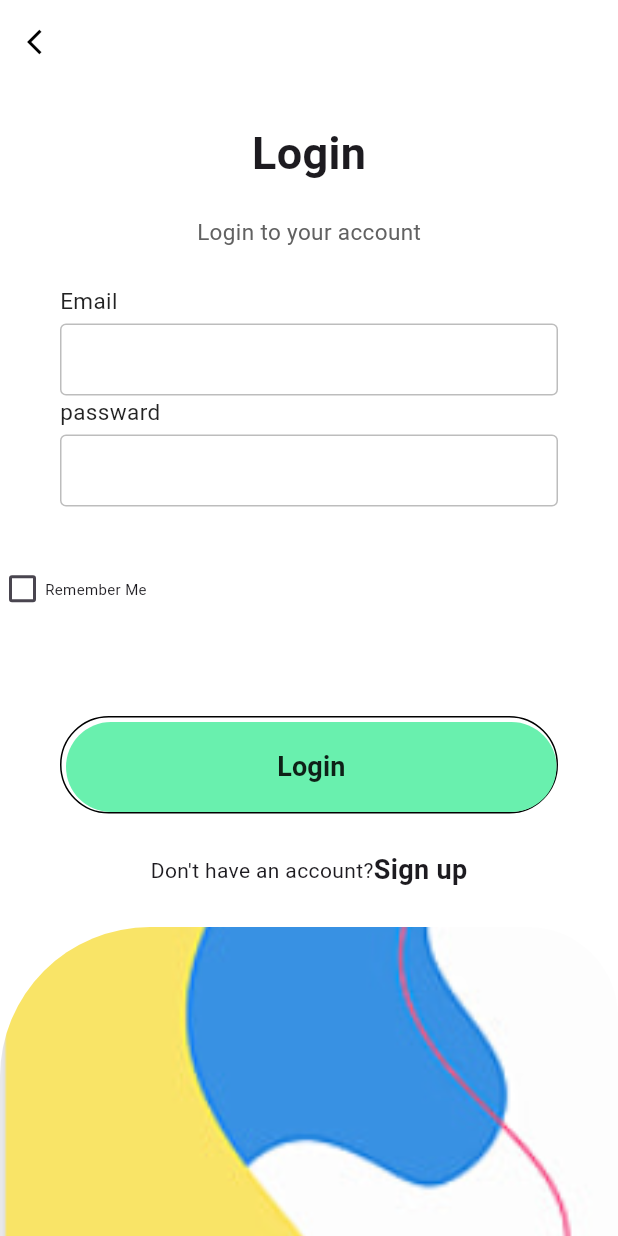
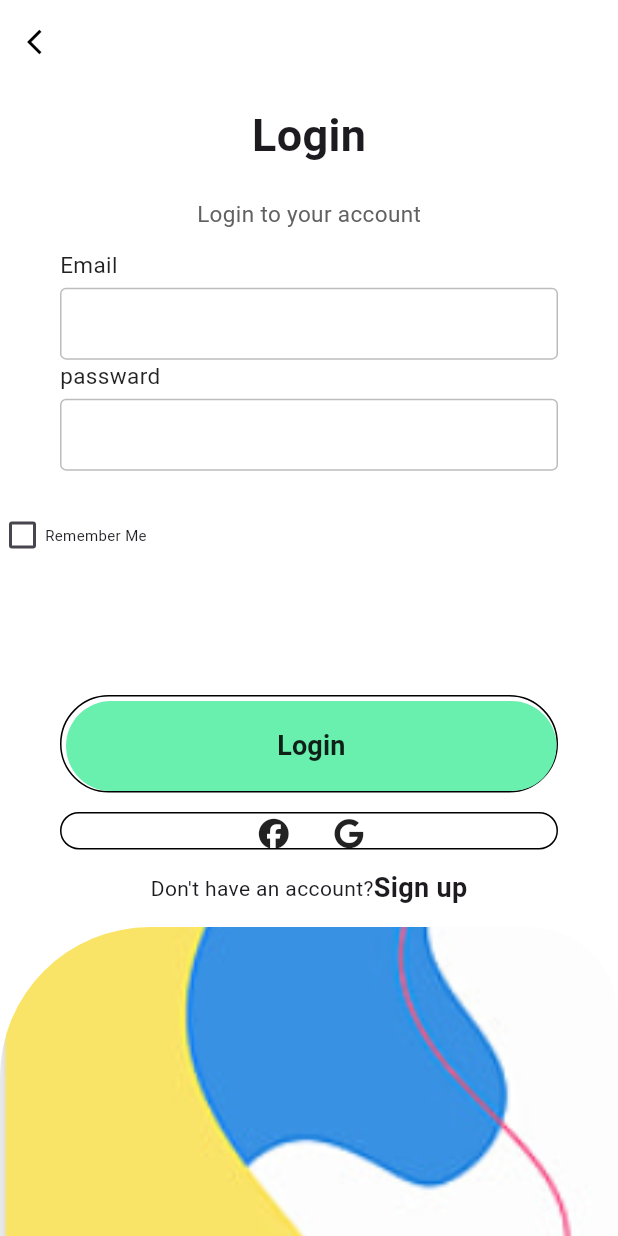
Before and after one commit to ShadenD/task1, a Flutter app: the screen it shows after launch, on a phone screen of 412 x 824 dp. Run offline on Flutter 3.47's test engine with Material 3 defaults, Android fonts, the phone set to English and light mode, and no system bars; our stand-ins replace animate_do, firebase_auth, firebase_core, flutter_pw_validator, font_awesome_flutter, get and 8 more; missing offline and left inert: dart:ffi, date_time, flutter_facebook_auth, flutter_pdfview; accounts and stored records are empty.

Commit message:
first commit

```diff
--- a/lib/controller/ordercontroller.dart
+++ b/lib/controller/ordercontroller.dart
@@ -113,9 +113,9 @@ class OrederController extends GetxController {
     }
   }
 
-  switchOrderState(int index, bool value) {
-    states![index] = value ? 1 : 0;
-  }
+  // switchOrderState(int index, bool value) {
+  //   states![index] = value ? 1 : 0;
+  // }
 
   updateOrders(String table, Orderss order, int id) async {
     Map<String, dynamic> orderMap = order.toMap();
--- a/lib/controller/sidebarcontroller.dart
+++ b/lib/controller/sidebarcontroller.dart
@@ -2,6 +2,7 @@
 
 import 'package:flutter/material.dart';
 import 'package:get/get.dart';
+import 'package:google_sign_in/google_sign_in.dart';
 import 'package:welcom/main.dart';
 import 'package:welcom/view/CurrencyPage.dart';
 import 'package:welcom/view/OrderPage.dart';
@@ -23,10 +24,12 @@ class SideBarController extends GetxController {
     return text.value;
   }
 
+  Future<void> handleSignOut() => GoogleSignIn().disconnect();
   logout() {
     return IconButton(
         onPressed: () {
           sharedPreferences!.clear();
+          handleSignOut();
           Get.to(() => Loginpage2());
         },
         icon: const Icon(Icons.logout));
--- a/lib/main.dart
+++ b/lib/main.dart
@@ -1,3 +1,4 @@
+import 'package:firebase_core/firebase_core.dart';
 import 'package:flutter/material.dart';
 import 'package:get/get.dart';
 import 'package:shared_preferences/shared_preferences.dart';
@@ -13,6 +14,7 @@ SharedPreferences? sharedPreferences;
 
 void main() async {
   WidgetsFlutterBinding.ensureInitialized();
+  await Firebase.initializeApp();
   sharedPreferences = await SharedPreferences.getInstance();
 
   runApp(GetMaterialApp(
--- a/lib/middleware/auth_middleware.dart
+++ b/lib/middleware/auth_middleware.dart
@@ -8,7 +8,7 @@ class AuthMiddleware extends GetMiddleware {
     // ignore: unrelated_type_equality_checks
     if (sharedPreferences!.getString('email') != null) {
       return const RouteSettings(name: "/sidebar");
-    } else  {
+    } else {
       return const RouteSettings(name: "/login");
     }
   }
--- a/lib/model/orderArguments.dart
+++ b/lib/model/orderArguments.dart
@@ -1,3 +1,4 @@
+// ignore_for_file: file_names
 import 'package:welcom/model/currency.dart';
 import 'package:welcom/model/order.dart';
 
--- a/lib/view/OrderPage.dart
+++ b/lib/view/OrderPage.dart
@@ -300,8 +300,8 @@ class Orders extends GetView<OrederController> {
                                             orederController.orders[i]
                                                 ['order_Id']);
 
-                                        orederController.switchOrderState(
-                                            i, value);
+                                        // orederController.switchOrderState(
+                                        //     i, value);
                                       },
                                     ),
                                   ),
--- a/lib/view/login2.dart
+++ b/lib/view/login2.dart
@@ -1,7 +1,9 @@
-// ignore_for_file: must_be_immutable, annotate_overrides
+// ignore_for_file: must_be_immutable, annotate_overrides, avoid_print
 import 'package:animate_do/animate_do.dart';
 import 'package:flutter/material.dart';
+import 'package:font_awesome_flutter/font_awesome_flutter.dart';
 import 'package:get/get.dart';
+import 'package:welcom/controller/facebookController.dart';
 import 'package:welcom/controller/logincontroller.dart';
 import 'package:welcom/controller/remember_me_controller.dart';
 import 'package:welcom/main.dart';
@@ -9,6 +11,7 @@ import 'package:welcom/model/sqlitedb2.dart';
 import 'package:welcom/view/home.dart';
 import 'package:welcom/view/sidebar.dart';
 import 'package:welcom/view/signup1.dart';
+// import 'package:http/http.dart' as http;
 
 class Loginpage2 extends GetView<LoginPageController> {
   Loginpage2({super.key});
@@ -18,6 +21,7 @@ class Loginpage2 extends GetView<LoginPageController> {
   bool passToggle = true;
   LoginPageController controller2 = Get.put(LoginPageController());
   RememberMeController controllerr = Get.put(RememberMeController());
+  FacebookLogin facebookLogin = Get.put(FacebookLogin());
 
   SqlDB sqldb = SqlDB();
   bool rem = false;
@@ -229,6 +233,10 @@ class Loginpage2 extends GetView<LoginPageController> {
                       ],
                     ),
                   ),
+                  Obx(() => Text(
+                        controller2.alert.value,
+                        style: const TextStyle(color: Colors.red),
+                      )),
                   FadeInUp(
                       duration: const Duration(milliseconds: 1400),
                       child: Padding(
@@ -250,12 +258,9 @@ class Loginpage2 extends GetView<LoginPageController> {
                               if (formstate.currentState!.validate()) {
                                 List<Map> response2 = await sqldb.readData(
                                     "SELECT * FROM users WHERE email='${controller2.textEditingController.text}'");
-                                // ignore: avoid_print
                                 print(response2);
-                                // ignore: avoid_print
                                 print(sharedPreferences);
                                 if (response2.isEmpty) {
-                                  // ignore: avoid_print
                                   print(
                                       'User with the provided email does not exist!');
                                 } else {
@@ -273,6 +278,74 @@ class Loginpage2 extends GetView<LoginPageController> {
                                   fontWeight: FontWeight.w600, fontSize: 18),
                             ),
                           ),
+                        ),
+                      )),
+                  FadeInUp(
+                      duration: const Duration(milliseconds: 1400),
+                      child: Padding(
+                        padding: const EdgeInsets.symmetric(horizontal: 40),
+                        child: Container(
+                          padding: const EdgeInsets.only(top: 3, left: 3),
+                          decoration: BoxDecoration(
+                              borderRadius: BorderRadius.circular(50),
+                              border: const Border(
+                                bottom: BorderSide(color: Colors.black),
+                                top: BorderSide(color: Colors.black),
+                                left: BorderSide(color: Colors.black),
+                                right: BorderSide(color: Colors.black),
+                              )),
+                          child: Row(
+                              mainAxisAlignment: MainAxisAlignment.center,
+                              children: [
+                                InkWell(
+                                  onTap: () async {
+                                    facebookLogin.signInWithFacebook();
+                                    // Future<Null> _login() async {
+                                    //   final FacebookLoginResult result =
+                                    //       await facebookSignIn.logIn(['email']);
+
+                                    //   switch (result.status) {
+                                    //     case FacebookLoginStatus.loggedIn:
+                                    //       final FacebookAccessToken accessToken = result.accessToken;
+                                    //       _showMessage('''
+                                    //        Logged in!
+
+                                    //        Token: ${accessToken.token}
+                                    //        User id: ${accessToken.userId}
+                                    //        Expires: ${accessToken.expires}
+                                    //        Permissions: ${accessToken.permissions}
+                                    //        Declined permissions: ${accessToken.declinedPermissions}
+                                    //        ''');
+                                    //       break;
+                                    //     case FacebookLoginStatus.cancelledByUser:
+                                    //       _showMessage('Login cancelled by the user.');
+                                    //       break;
+                                    //     case FacebookLoginStatus.error:
+                                    //       _showMessage('Something went wrong with the login process.\n'
+                                    //           'Here\'s the error Facebook gave us: ${result.errorMessage}');
+                                    //       break;
+                                    //   }
+                                    // }
+                                  },
+                                  child: const Icon(
+                                    FontAwesomeIcons.facebook,
+                                    size: 20,
+                                  ),
+                                ),
+                                const SizedBox(
+                                  width: 30,
+                                ),
+                                InkWell(
+                                  onTap: () async {
+                                    controller2.signInWithGoogle();
+                                    controller2.handleSignOut();
+                                  },
+                                  child: const Icon(
+                                    FontAwesomeIcons.google,
+                                    size: 20,
+                                  ),
+                                ),
+                              ]),
                         ),
                       )),
                   FadeInUp(
```
Also changed, not shown: lib/controller/facebookController.dart (added, +33 -0 lines), lib/controller/logincontroller.dart (+51 -7 lines), pubspec.yaml (+7 -2 lines), pubspec.lock, 9 other files.
